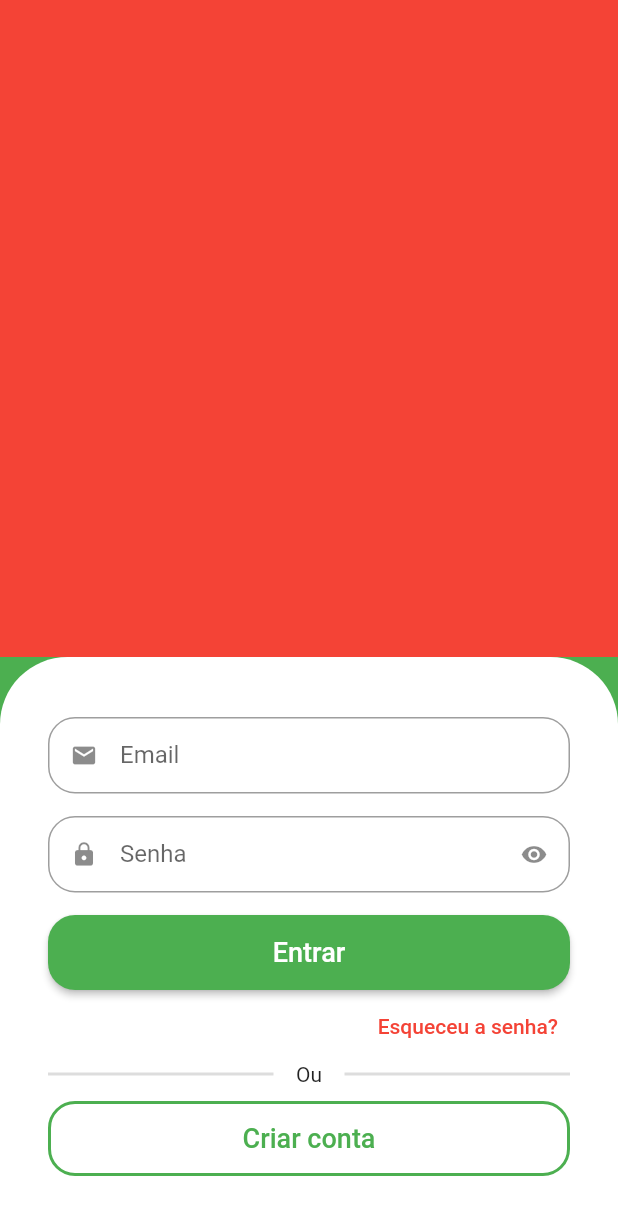
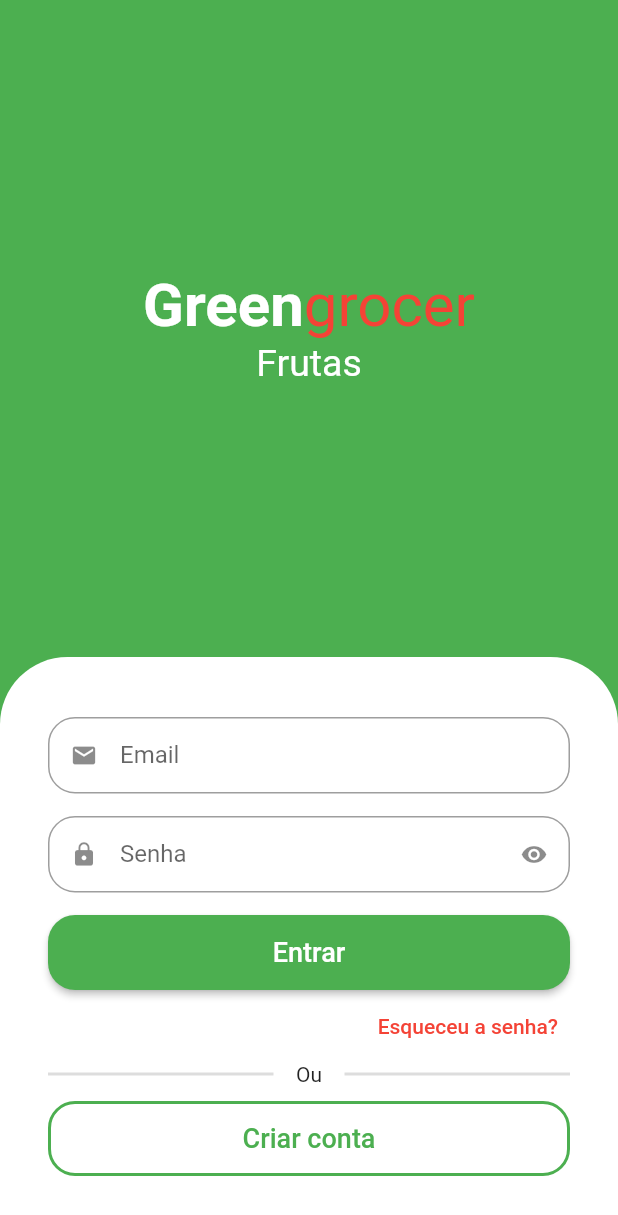
Before and after one commit to nbthales/greengrocer, a Flutter app: the screen it shows after launch, on a phone screen of 412 x 824 dp. Shown: the top 1215 px of the screen. Run offline on Flutter 3.47's test engine with Material 2 defaults, Android fonts, the phone set to English and light mode, and no system bars; drawn by our look-alikes of animated_text_kit.

Commit message:
9. Adicionando o nome do app e animação das categorias

```diff
--- a/lib/src/auth/sign_in_screen.dart
+++ b/lib/src/auth/sign_in_screen.dart
@@ -1,3 +1,4 @@
+import 'package:animated_text_kit/animated_text_kit.dart';
 import 'package:flutter/material.dart';
 import 'package:greengrocer/src/auth/components/custom_text_field.dart';
 
@@ -11,8 +12,51 @@ class SignInScreen extends StatelessWidget {
       body: Column(
         children: [
           Expanded(
-            child: Container(
-              color: Colors.red,
+            child: Column(
+              mainAxisAlignment: MainAxisAlignment.center,
+              children: [
+                const Text.rich(
+                  TextSpan(
+                    style: TextStyle(
+                      fontSize: 40,
+                    ),
+                    children: [
+                      TextSpan(
+                        text: 'Green',
+                        style: TextStyle(
+                            color: Colors.white, fontWeight: FontWeight.bold),
+                      ),
+                      TextSpan(
+                        text: 'grocer',
+                        style: TextStyle(
+                          color: Colors.red,
+                        ),
+                      ),
+                    ],
+                  ),
+                ),
+                SizedBox(
+                  height: 30,
+                  child: DefaultTextStyle(
+                    style: const TextStyle(
+                      fontSize: 25,
+                      color: Colors.white,
+                    ),
+                    child: AnimatedTextKit(
+                      pause: Duration.zero,
+                      repeatForever: true,
+                      animatedTexts: [
+                        FadeAnimatedText('Frutas'),
+                        FadeAnimatedText('Verduras'),
+                        FadeAnimatedText('Legumes'),
+                        FadeAnimatedText('Carnes'),
+                        FadeAnimatedText('Cereais'),
+                        FadeAnimatedText('Laticíneos'),
+                      ],
+                    ),
+                  ),
+                ),
+              ],
             ),
           ),
           Container(
--- a/pubspec.yaml
+++ b/pubspec.yaml
@@ -11,6 +11,7 @@ dependencies:
   flutter:
     sdk: flutter
   cupertino_icons: ^1.0.2
+  animated_text_kit: ^4.2.2
 
 dev_dependencies:
   flutter_test:
```
Also changed, not shown: pubspec.lock.
